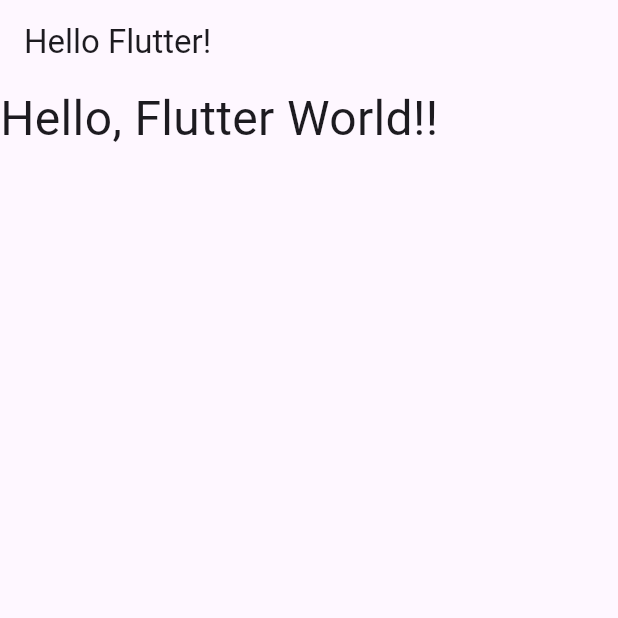
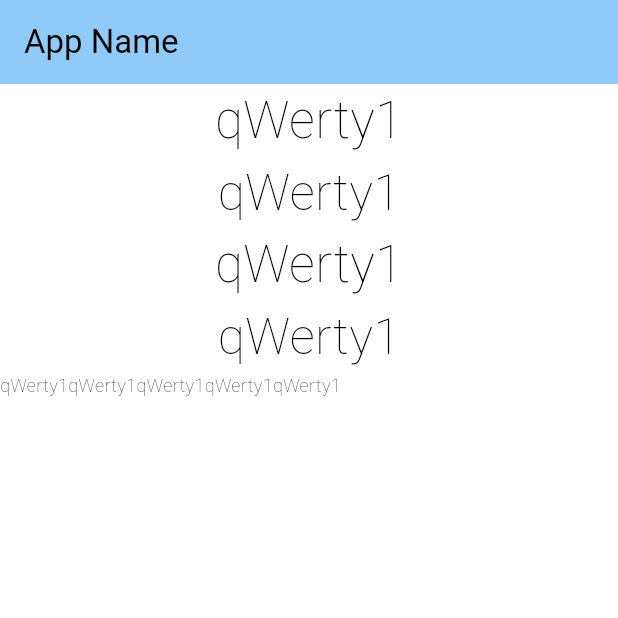
Before and after one commit to RhiL-rev/mobiledevC, a Flutter app: the screen it shows after launch, on a phone screen of 412 x 824 dp, the top half of it. Run offline on Flutter 3.47's test engine with Material 3 defaults, Android fonts, the phone set to English and light mode, and no system bars.

Commit message:
0527 edited : main.dart

```diff
--- a/Flutter_Projects/sample/lib/main.dart
+++ b/Flutter_Projects/sample/lib/main.dart
@@ -1,26 +1,127 @@
 import 'package:flutter/material.dart';
 
 void main() {
-  runApp(const MyApp());
+  runApp(MyApp());
 }
+class MyApp extends StatelessWidget {
 
-class MyApp extends StatelessWidget {
-  const MyApp({super.key});
-
-  // This widget is the root of your application.
   @override
   Widget build(BuildContext context) {
     return MaterialApp(
-      title: 'Flutter Demo',
-      home: Scaffold(
-        appBar:AppBar(
-          title: Text('Hello Flutter!'),
+      title: 'Generated App',
+      theme: ThemeData(
+        primaryColor: const Color(0xFF2196f3),
+        canvasColor: const Color(0xFFfafafa), colorScheme: ColorScheme.fromSwatch(primarySwatch: Colors.blue).copyWith(secondary: const Color(0xFF2196f3)),
+
       ),
-      body: Text(
-        'Hello, Flutter World!!',
-        style:TextStyle(fontSize:32.0),
-        ),
-      ),
+      home: MyHomePage(),
     );
   }
 }
+
+class MyHomePage extends StatefulWidget {
+  MyHomePage({Key? key}) : super(key: key);
+  @override
+  _MyHomePageState createState() => _MyHomePageState();
+}
+
+class _MyHomePageState extends State<MyHomePage> {
+    @override
+    Widget build(BuildContext context) {
+      return Scaffold(
+        appBar: AppBar(
+          title: Text('App Name'),
+          backgroundColor: Colors.blue[200],
+          ),
+        body:
+          Column(
+            mainAxisAlignment: MainAxisAlignment.start,
+            mainAxisSize: MainAxisSize.max,
+            crossAxisAlignment: CrossAxisAlignment.center,
+            children: <Widget>[
+              Text(
+              "qWerty1",
+                style: TextStyle(fontSize:34.0,
+                color: const Color(0xFF000000),
+                fontWeight: FontWeight.w200,
+                fontFamily: "Roboto"),
+              ),
+
+              Text(
+              "qWerty1",
+                style: TextStyle(fontSize:33.0,
+                color: const Color(0xFF000000),
+                fontWeight: FontWeight.w200,
+                fontFamily: "Roboto"),
+              ),
+
+              Text(
+              "qWerty1",
+                style: TextStyle(fontSize:34.0,
+                color: const Color(0xFF000000),
+                fontWeight: FontWeight.w200,
+                fontFamily: "Roboto"),
+              ),
+
+              Text(
+              "qWerty1",
+                style: TextStyle(fontSize:33.0,
+                color: const Color(0xFF000000),
+                fontWeight: FontWeight.w200,
+                fontFamily: "Roboto"),
+              ),
+
+              Row(
+                mainAxisAlignment: MainAxisAlignment.start,
+                mainAxisSize: MainAxisSize.max,
+                crossAxisAlignment: CrossAxisAlignment.center,
+                children: <Widget>[
+                  Text(
+                  "qWerty1",
+                    style: TextStyle(fontSize:12.0,
+                    color: const Color(0xFF000000),
+                    fontWeight: FontWeight.w200,
+                    fontFamily: "Roboto"),
+                  ),
+
+                  Text(
+                  "qWerty1",
+                    style: TextStyle(fontSize:12.0,
+                    color: const Color(0xFF000000),
+                    fontWeight: FontWeight.w200,
+                    fontFamily: "Roboto"),
+                  ),
+
+                  Text(
+                  "qWerty1",
+                    style: TextStyle(fontSize:12.0,
+                    color: const Color(0xFF000000),
+                    fontWeight: FontWeight.w200,
+                    fontFamily: "Roboto"),
+                  ),
+
+                  Text(
+                  "qWerty1",
+                    style: TextStyle(fontSize:12.0,
+                    color: const Color(0xFF000000),
+                    fontWeight: FontWeight.w200,
+                    fontFamily: "Roboto"),
+                  ),
+
+                  Text(
+                  "qWerty1",
+                    style: TextStyle(fontSize:12.0,
+                    color: const Color(0xFF000000),
+                    fontWeight: FontWeight.w200,
+                    fontFamily: "Roboto"),
+                  )
+                ]
+
+              )
+            ]
+
+          ),
+
+      );
+    }
+}
```
Also changed, not shown: 1 other file.
